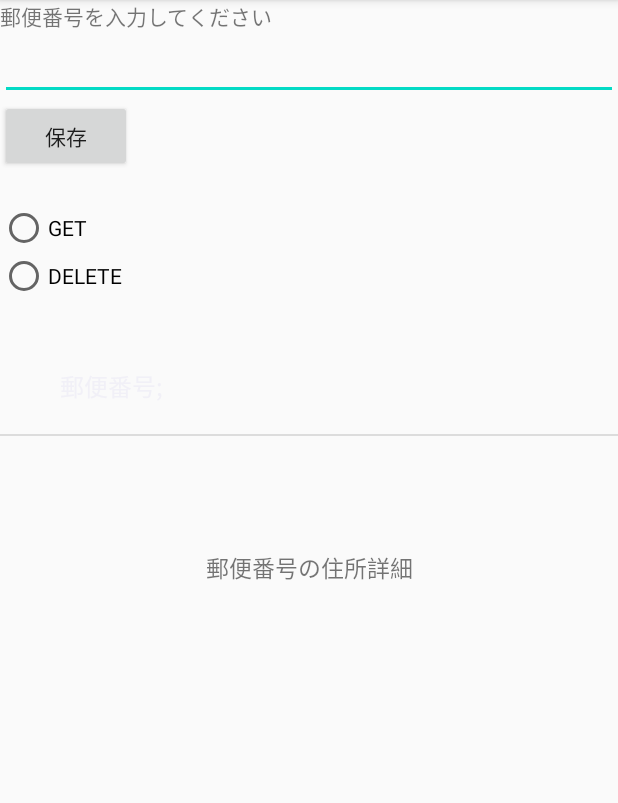
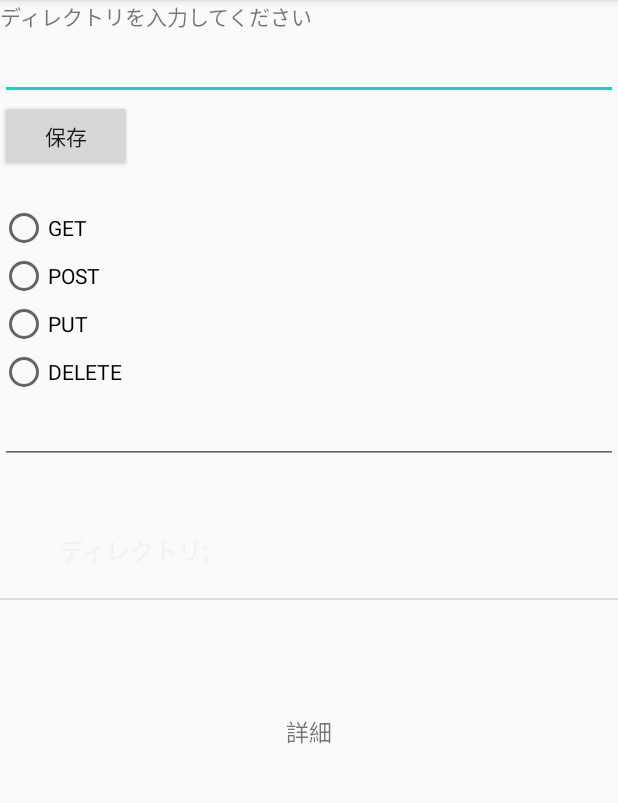
Before and after one commit to KadosakiYoshiki/apiOperationTest, an Android app: the screen it shows after launch (MainActivity), after a tap on "保存", on a phone screen of 412 x 824 dp, the part 84-887 px from its top. Run offline under Robolectric (Android 15) with nearby library versions, the phone set to English and light mode, and no system bars; libraries missing offline, so code that uses them is left out: com.github.kittinunf.fuel, com.github.kittinunf.result.

Commit message:
最低限のAPI通信機能を実装

```diff
--- a/app/src/main/res/layout/activity_main.xml
+++ b/app/src/main/res/layout/activity_main.xml
@@ -29,21 +29,35 @@
         android:id="@+id/rgRequest"
         android:layout_width="match_parent"
         android:layout_height="wrap_content">
-
         <RadioButton
             android:id="@+id/radioButtonGet"
             android:layout_width="match_parent"
             android:layout_height="wrap_content"
             android:text="GET" />
-
+        <RadioButton
+            android:id="@+id/radioButtonPost"
+            android:layout_width="match_parent"
+            android:layout_height="wrap_content"
+            android:text="POST" />
+        <RadioButton
+            android:id="@+id/radioButtonPut"
+            android:layout_width="match_parent"
+            android:layout_height="wrap_content"
+            android:text="PUT" />
         <RadioButton
             android:id="@+id/radioButtonDelete"
             android:layout_width="match_parent"
             android:layout_height="wrap_content"
             android:text="DELETE" />
+    </RadioGroup>
 
-
-    </RadioGroup>
+    <EditText
+        android:id="@+id/editJson"
+        android:layout_width="match_parent"
+        android:layout_height="wrap_content"
+        android:ems="10"
+        android:gravity="start|top"
+        android:inputType="textMultiLine" />
 
     <ListView
         android:id="@+id/lvCityList"
@@ -98,4 +112,5 @@
                 android:textSize="20sp" />
         </ScrollView>
     </LinearLayout>
+
 </LinearLayout>
--- a/app/src/main/res/values/strings.xml
+++ b/app/src/main/res/values/strings.xml
@@ -2,6 +2,6 @@
 <resources>
     <string name="app_name">API通信テスト</string>
     <string name="bt_click">保存</string>
-    <string name="post_name">郵便番号を入力してください</string>
-    <string name="tv_winfo_title">郵便番号の住所詳細</string>
+    <string name="post_name">ディレクトリを入力してください</string>
+    <string name="tv_winfo_title">詳細</string>
 </resources>
```
Also changed, not shown: app/build.gradle (+8 -0 lines), app/src/main/java/com/example/kotlinapitest/MainActivity.kt (+46 -3 lines).
